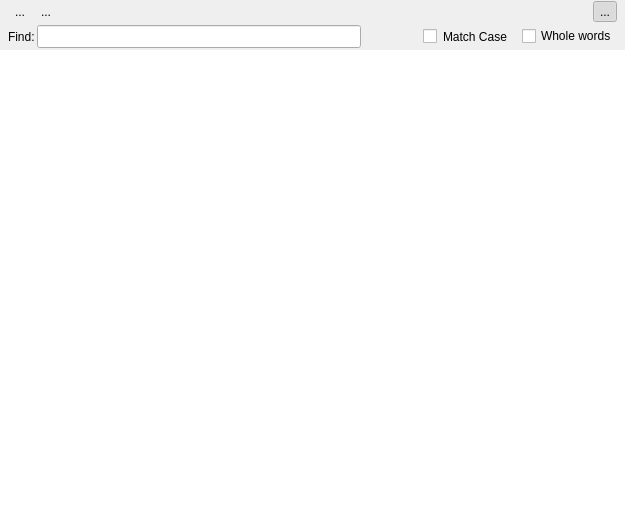
Above: src/dockhelp.ui from CsoundQt/CsoundQt before the change. Below: the same form after it.
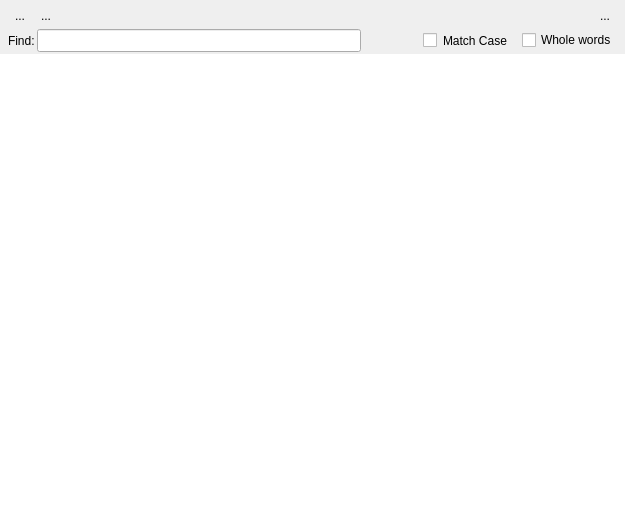
That is the form after the change. Icons and pictures are not drawn.

Commit message: hide help search by default

```diff
--- a/src/dockhelp.ui
+++ b/src/dockhelp.ui
@@ -35,6 +35,9 @@
       <property name="leftMargin">
        <number>8</number>
       </property>
+      <property name="topMargin">
+       <number>4</number>
+      </property>
       <property name="rightMargin">
        <number>8</number>
       </property>
@@ -62,6 +65,9 @@
           <height>16777215</height>
          </size>
         </property>
+        <property name="styleSheet">
+         <string notr="true"/>
+        </property>
         <property name="text">
          <string>...</string>
         </property>
@@ -101,7 +107,7 @@
          <bool>true</bool>
         </property>
         <property name="checked">
-         <bool>true</bool>
+         <bool>false</bool>
         </property>
         <property name="autoRaise">
          <bool>true</bool>
@@ -195,7 +201,7 @@
          </size>
         </property>
         <property name="styleSheet">
-         <string notr="true">padding-left: 8px; padding-right: 20px</string>
+         <string notr="true">padding-left: 8px; padding-right: 40px</string>
         </property>
        </widget>
       </item>
```
Left out of the diff: 3 changed lines with no effect on the pictures. The commit also changes 1 other file.
